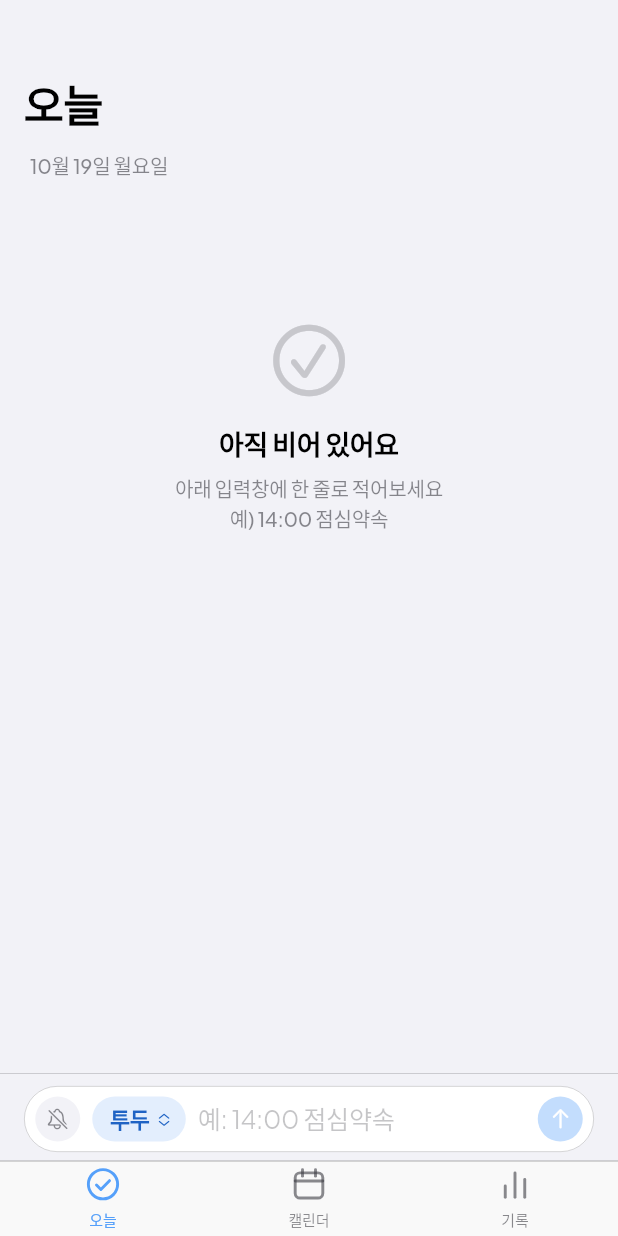
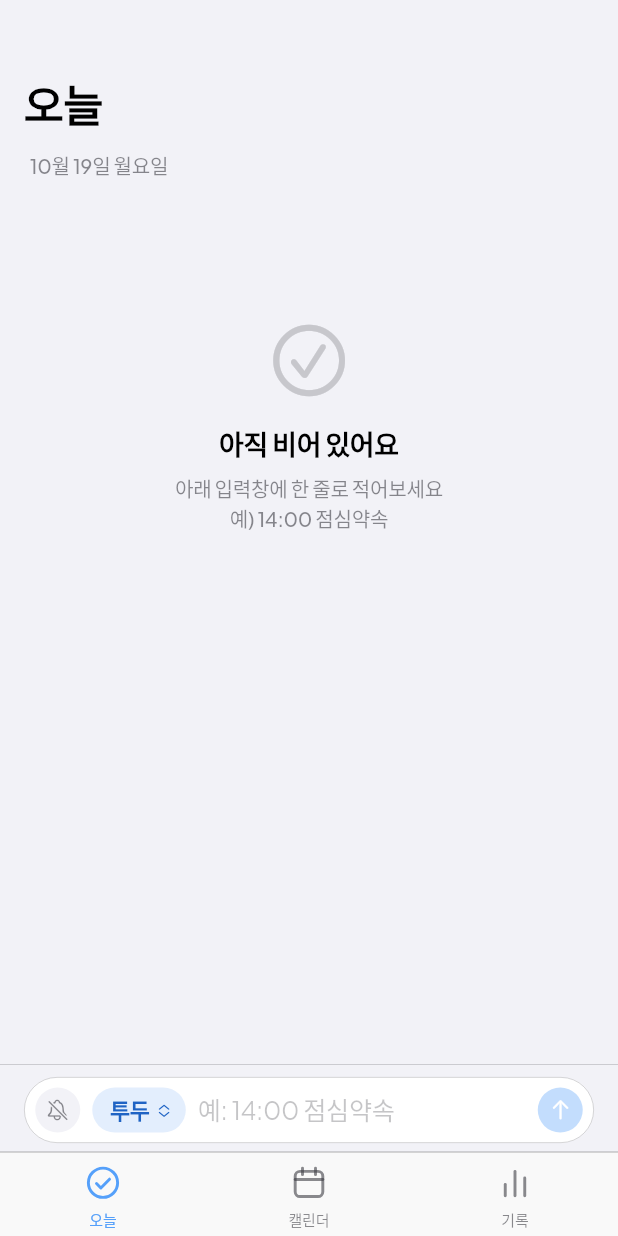
Before and after one commit to isla0x/clean-todo, a Flutter app: the screen it shows after launch, on a phone screen of 412 x 824 dp. Run offline on Flutter 3.47's test engine with Material 3 defaults, Android fonts, the phone set to English and light mode, and no system bars; our stand-ins replace flutter_local_notifications, flutter_timezone, google_fonts, shared_preferences, timezone.

Commit message:
하단 탭바 아이콘 위쪽에 여백 추가 (탭바 높이 56, 아이콘 위 여백 4)
Co-Authored-By: Claude Sonnet 5.5 <noreply@anthropic.com>
Claude-Session: https://claude.ai/code/session_017niS3qhVVj6jZnWRqv6Fjn

```diff
--- a/lib/main.dart
+++ b/lib/main.dart
@@ -701,6 +701,7 @@ class _RootPageState extends State<RootPage> with WidgetsBindingObserver {
         activeColor: kAccent,
         inactiveColor: CupertinoColors.secondaryLabel,
         iconSize: 26,
+        height: 56, // 기본 50보다 조금 높여서 아이콘 위쪽 여백을 만들어요.
         items: const [
           BottomNavigationBarItem(
             icon: _TabIcon(_TabGlyph.today),
@@ -743,9 +744,13 @@ class _TabIcon extends StatelessWidget {
   @override
   Widget build(BuildContext context) {
     final theme = IconTheme.of(context);
-    return CustomPaint(
-      size: Size.square(theme.size ?? 26),
-      painter: _TabIconPainter(glyph, theme.color ?? kAccent),
+    return Padding(
+      // 아이콘이 탭바 윗선에 붙어 보이지 않게 위쪽 여백을 더해요.
+      padding: const EdgeInsets.only(top: 4),
+      child: CustomPaint(
+        size: Size.square(theme.size ?? 26),
+        painter: _TabIconPainter(glyph, theme.color ?? kAccent),
+      ),
     );
   }
 }
```
